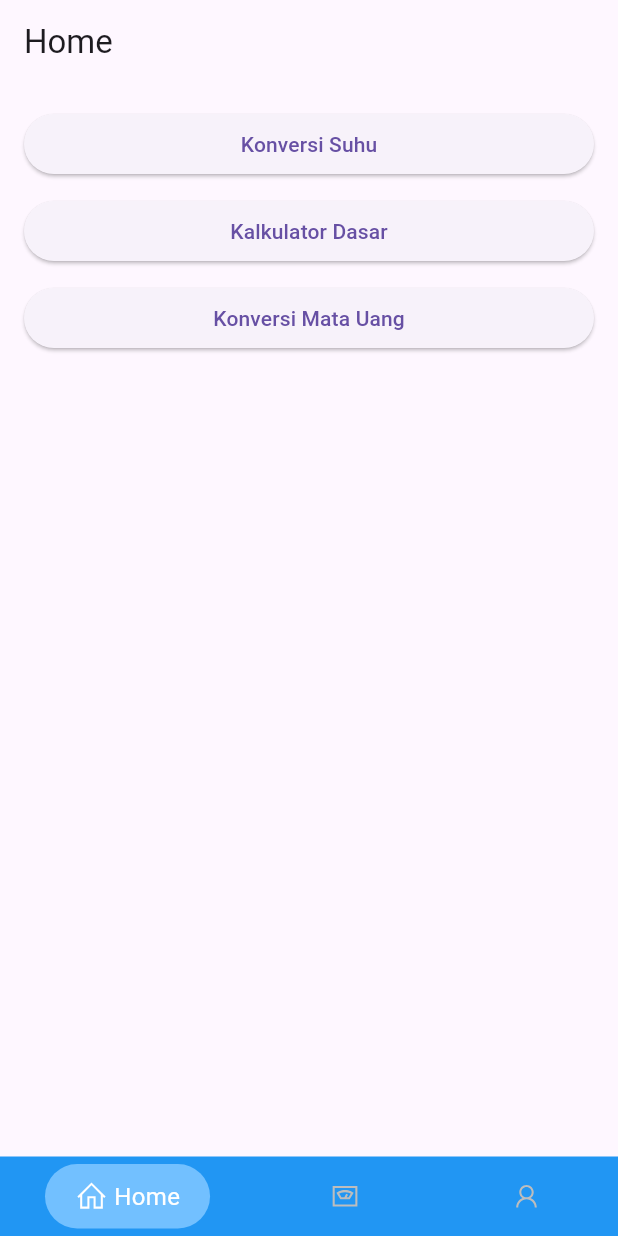
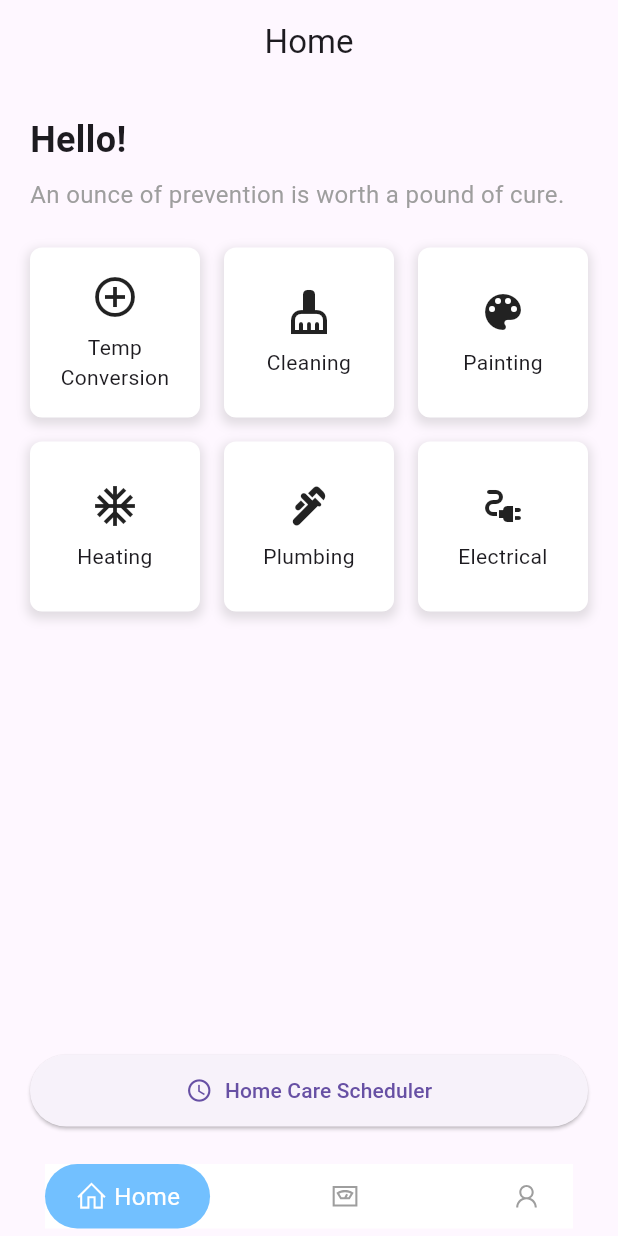
Before and after one commit to DimasBaskara666/whocare, a Flutter app: the screen it shows after launch, on a phone screen of 412 x 824 dp. Run offline on Flutter 3.47's test engine with Material 3 defaults, Android fonts, the light colour scheme and no system bars; drawn by our look-alikes of google_nav_bar; our stand-ins replace line_icons.

Commit message:
update hompage, bmi patch, profile patch

```diff
--- a/lib/root_navigator.dart
+++ b/lib/root_navigator.dart
@@ -21,14 +21,13 @@ class _RootNavigatorState extends State<RootNavigator> {
     return Scaffold(
       bottomNavigationBar: Container(
         padding: const EdgeInsets.symmetric(vertical: 5, horizontal: 30),
-        color: Colors.blue,
         child: GNav(
-          backgroundColor: Colors.blue,
+          backgroundColor: const Color.fromARGB(255, 255, 255, 255),
           rippleColor: Colors.blue.shade900,
           tabBackgroundColor: const Color.fromRGBO(114, 192, 255, 1),
           hoverColor: const Color.fromRGBO(114, 192, 255, 1),
           activeColor: Colors.white,
-          color: Colors.grey.shade400,
+          color: Colors.grey.shade500,
           padding: const EdgeInsets.symmetric(horizontal: 20, vertical: 10),
           duration: const Duration(milliseconds: 400),
           gap: 4,
--- a/lib/screens/home_page.dart
+++ b/lib/screens/home_page.dart
@@ -2,6 +2,7 @@ import 'package:flutter/material.dart';
 import 'temperature_conversion_page.dart';
 import 'basic_calculator_page.dart';
 import 'currency_conversion_page.dart';
+import 'calorie_calculator_page.dart';
 
 class HomePage extends StatelessWidget {
   @override
@@ -9,43 +10,152 @@ class HomePage extends StatelessWidget {
     return Scaffold(
       appBar: AppBar(
         title: Text('Home'),
+        centerTitle: true,
       ),
-      body: ListView(
-        padding: EdgeInsets.all(16),
+      body: Padding(
+        padding: EdgeInsets.all(20),
+        child: Column(
+          crossAxisAlignment: CrossAxisAlignment.start,
           children: [
-          ElevatedButton(
-            onPressed: () {
+            Text(
+              'Hello!',
+              style: TextStyle(
+                fontSize: 24,
+                fontWeight: FontWeight.bold,
+              ),
+            ),
+            SizedBox(height: 8),
+            Text(
+              'An ounce of prevention is worth a pound of cure.',
+              style: TextStyle(
+                fontSize: 16,
+                color: Colors.grey,
+              ),
+            ),
+            SizedBox(height: 24),
+            Expanded(
+              child: GridView.count(
+                crossAxisCount: 3,
+                crossAxisSpacing: 16,
+                mainAxisSpacing: 16,
+                children: [
+                  BoxedServiceTile(
+                    icon: Icons.add_circle_outline,
+                    label: 'Temp Conversion',
+                    onTap: () {
                       Navigator.push(
                         context,
                         MaterialPageRoute(
                             builder: (context) => TemperatureConversionPage()),
-              );
+                      ); // Navigate to Additions & Remodels page
                     },
-            child: Text('Konversi Suhu'),
                   ),
-          SizedBox(height: 10),
+                  BoxedServiceTile(
+                    icon: Icons.cleaning_services,
+                    label: 'Cleaning',
+                    onTap: () {
+                      // Navigate to Cleaning page
+                    },
+                  ),
+                  BoxedServiceTile(
+                    icon: Icons.color_lens,
+                    label: 'Painting',
+                    onTap: () {
+                      // Navigate to Painting page
+                    },
+                  ),
+                  BoxedServiceTile(
+                    icon: Icons.ac_unit,
+                    label: 'Heating',
+                    onTap: () {
+                      // Navigate to Heating page
+                    },
+                  ),
+                  BoxedServiceTile(
+                    icon: Icons.plumbing,
+                    label: 'Plumbing',
+                    onTap: () {
+                      // Navigate to Plumbing page
+                    },
+                  ),
+                  BoxedServiceTile(
+                    icon: Icons.electrical_services,
+                    label: 'Electrical',
+                    onTap: () {
+                      // Navigate to Electrical page
+                    },
+                  ),
+                ],
+              ),
+            ),
             ElevatedButton(
               onPressed: () {
-              Navigator.push(
-                context,
-                MaterialPageRoute(builder: (context) => BasicCalculatorPage()),
-              );
+                // Navigate to Home Care Scheduler page
               },
-            child: Text('Kalkulator Dasar'),
+              style: ElevatedButton.styleFrom(
+                minimumSize: Size(double.infinity, 48),
               ),
-          SizedBox(height: 10),
-          ElevatedButton(
-            onPressed: () {
-              Navigator.push(
-                context,
-                MaterialPageRoute(
-                    builder: (context) => CurrencyConversionPage()),
-              );
-            },
-            child: Text('Konversi Mata Uang'),
+              child: Row(
+                mainAxisAlignment: MainAxisAlignment.center,
+                children: [
+                  Icon(Icons.access_time),
+                  SizedBox(width: 8),
+                  Text('Home Care Scheduler'),
+                ],
+              ),
             ),
           ],
+        ),
       ),
     );
   }
 }
+
+class BoxedServiceTile extends StatelessWidget {
+  final IconData icon;
+  final String label;
+  final VoidCallback onTap;
+
+  const BoxedServiceTile({
+    Key? key,
+    required this.icon,
+    required this.label,
+    required this.onTap,
+  }) : super(key: key);
+
+  @override
+  Widget build(BuildContext context) {
+    return GestureDetector(
+      onTap: onTap,
+      child: Container(
+        padding: EdgeInsets.all(16),
+        decoration: BoxDecoration(
+          color: Colors.white,
+          borderRadius: BorderRadius.circular(8),
+          boxShadow: [
+            BoxShadow(
+              color: Colors.grey.withOpacity(0.3),
+              spreadRadius: 2,
+              blurRadius: 5,
+              offset: Offset(0, 3),
+            ),
+          ],
+        ),
+        child: Column(
+          mainAxisAlignment: MainAxisAlignment.center,
+          children: [
+            Icon(icon, size: 32),
+            SizedBox(height: 8),
+            Text(
+              label,
+              textAlign: TextAlign.center,
+              style: TextStyle(
+                fontSize: 14,
+              ),
+            ),
+          ],
+        ),
+      ),
+    );
+  }
+}
--- a/lib/screens/profile_page.dart
+++ b/lib/screens/profile_page.dart
@@ -147,7 +147,7 @@ class _ProfilePageState extends State<ProfilePage> {
                 children: [
                   CircleAvatar(
                     radius: 50,
-                    backgroundColor: Colors.grey[200],
+                    backgroundColor: Colors.blue.withOpacity(0.1),
                     child:
                         const Icon(Icons.person, size: 50, color: Colors.grey),
                   ),
```
Also changed, not shown: lib/screens/bmi_calculator_page.dart (+4 -4 lines), lib/screens/calorie_calculator_page.dart (added, +213 -0 lines). Lines whose indentation alone changed are shown as unchanged.
